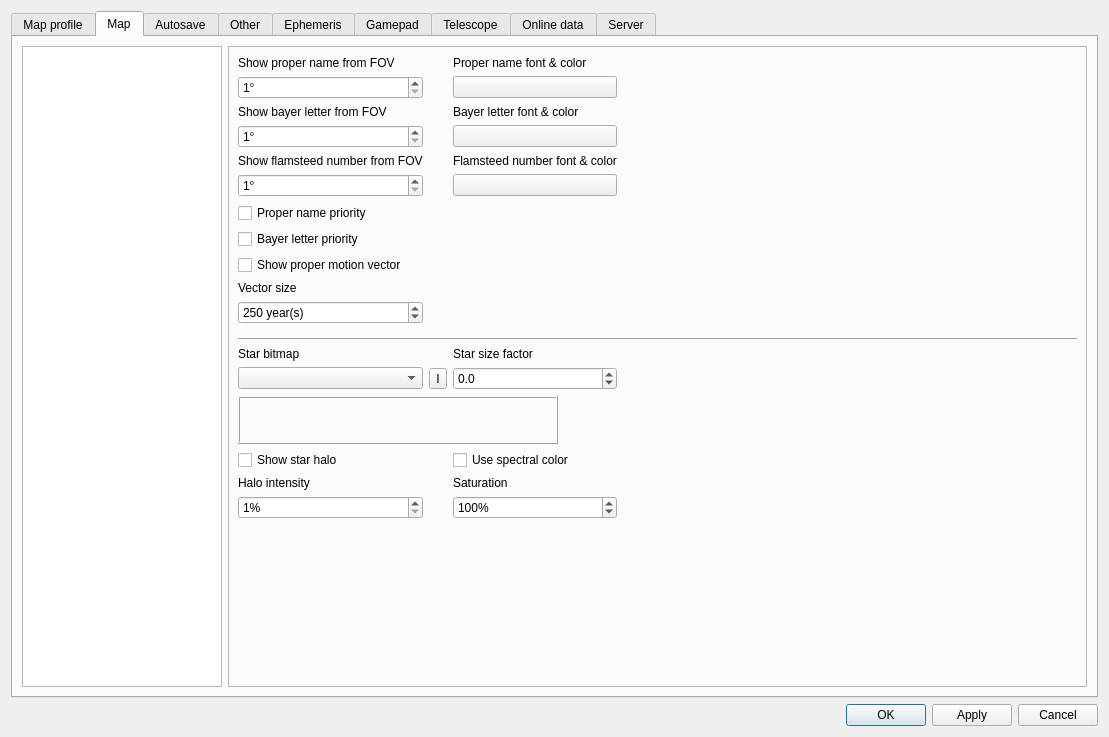
First picture: the form in csetting.ui, repository PavelMr/skytechx, before the edit.
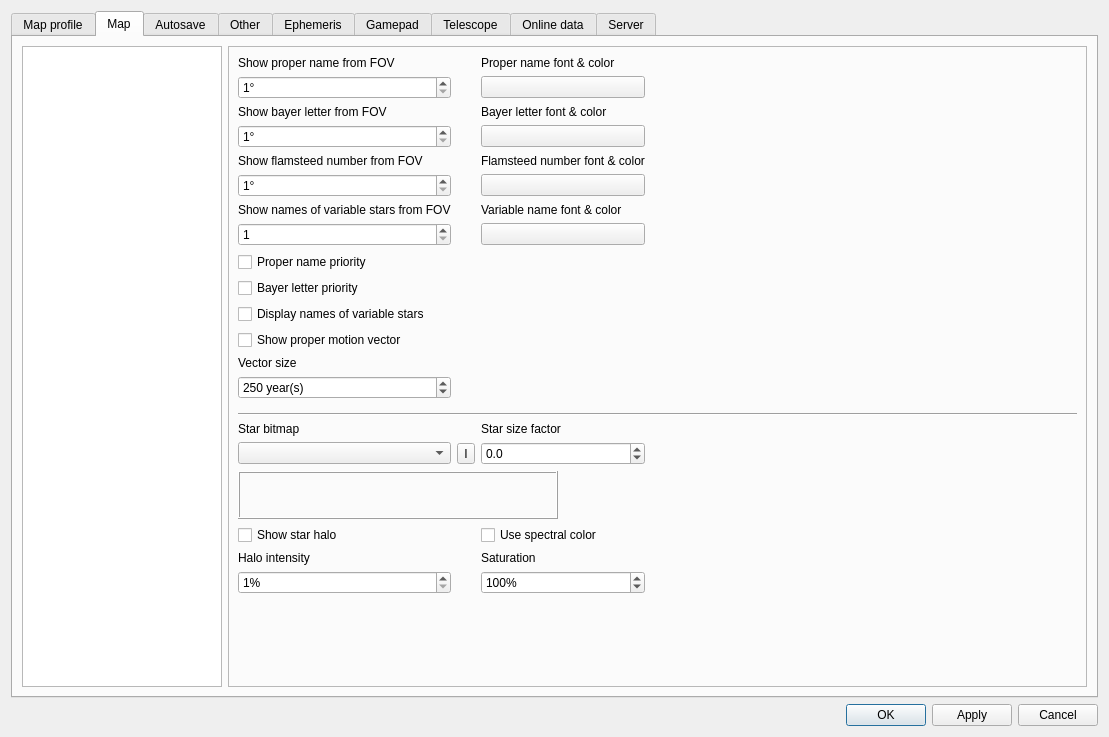
Second picture: the form after the edit. The open tabs and pages were chosen to show the change. Custom widgets are drawn as their Qt base class.

Diff of the .ui file:
```diff
--- a/csetting.ui
+++ b/csetting.ui
@@ -180,81 +180,151 @@
             <layout class="QVBoxLayout" name="verticalLayout_18">
              <item>
               <layout class="QGridLayout" name="gridLayout_2">
-               <item row="21" column="0">
-                <spacer name="verticalSpacer_4">
-                 <property name="orientation">
-                  <enum>Qt::Vertical</enum>
-                 </property>
-                 <property name="sizeHint" stdset="0">
-                  <size>
-                   <width>20</width>
-                   <height>40</height>
-                  </size>
-                 </property>
-                </spacer>
-               </item>
-               <item row="8" column="0">
-                <widget class="QCheckBox" name="cb_properMotion">
-                 <property name="text">
-                  <string>Show proper motion vector</string>
-                 </property>
-                </widget>
-               </item>
-               <item row="16" column="2">
-                <widget class="QDoubleSpinBox" name="doubleSpinBox_30">
-                 <property name="decimals">
-                  <number>1</number>
-                 </property>
-                 <property name="minimum">
-                  <double>-5.000000000000000</double>
-                 </property>
-                 <property name="maximum">
-                  <double>5.000000000000000</double>
-                 </property>
-                 <property name="singleStep">
-                  <double>0.500000000000000</double>
-                 </property>
-                </widget>
-               </item>
-               <item row="16" column="1">
-                <widget class="QToolButton" name="toolButton_2">
+               <item row="22" column="0">
+                <widget class="QCheckBox" name="checkBox_20">
                  <property name="toolTip">
                   <string>Show star bitmap</string>
                  </property>
                  <property name="text">
-                  <string>I</string>
+                  <string>Show star halo</string>
                  </property>
                 </widget>
                </item>
-               <item row="9" column="0">
-                <widget class="QLabel" name="label_100">
+               <item row="19" column="0">
+                <widget class="QLabel" name="label_4">
                  <property name="text">
-                  <string>Vector size</string>
+                  <string>Star bitmap</string>
                  </property>
                 </widget>
                </item>
-               <item row="7" column="0">
-                <widget class="QCheckBox" name="checkBox">
-                 <property name="text">
-                  <string>Bayer letter priority</string>
-                 </property>
-                </widget>
-               </item>
-               <item row="12" column="0" colspan="7">
-                <widget class="Line" name="line_4">
-                 <property name="orientation">
-                  <enum>Qt::Horizontal</enum>
-                 </property>
-                </widget>
-               </item>
-               <item row="15" column="2">
+               <item row="19" column="2">
                 <widget class="QLabel" name="label_61">
                  <property name="text">
                   <string>Star size factor</string>
                  </property>
                 </widget>
                </item>
-               <item row="16" column="6">
+               <item row="16" column="0" colspan="7">
+                <widget class="Line" name="line_4">
+                 <property name="orientation">
+                  <enum>Qt::Horizontal</enum>
+                 </property>
+                </widget>
+               </item>
+               <item row="4" column="0">
+                <widget class="QLabel" name="label_3">
+                 <property name="text">
+                  <string>Show flamsteed number from FOV</string>
+                 </property>
+                </widget>
+               </item>
+               <item row="22" column="2">
+                <widget class="QCheckBox" name="checkBox_3">
+                 <property name="text">
+                  <string>Use spectral color</string>
+                 </property>
+                </widget>
+               </item>
+               <item row="23" column="2">
+                <widget class="QLabel" name="label_110">
+                 <property name="text">
+                  <string>Saturation</string>
+                 </property>
+                </widget>
+               </item>
+               <item row="24" column="2">
+                <widget class="QSpinBox" name="spinBox_5">
+                 <property name="suffix">
+                  <string>%</string>
+                 </property>
+                 <property name="prefix">
+                  <string/>
+                 </property>
+                 <property name="maximum">
+                  <number>200</number>
+                 </property>
+                 <property name="singleStep">
+                  <number>10</number>
+                 </property>
+                 <property name="value">
+                  <number>100</number>
+                 </property>
+                </widget>
+               </item>
+               <item row="4" column="2">
+                <widget class="QLabel" name="label_7">
+                 <property name="text">
+                  <string>Flamsteed number font &amp; color</string>
+                 </property>
+                </widget>
+               </item>
+               <item row="3" column="2">
+                <widget class="CFontColorButton" name="pushButton_5">
+                 <property name="text">
+                  <string/>
+                 </property>
+                </widget>
+               </item>
+               <item row="0" column="2">
+                <widget class="QLabel" name="label_5">
+                 <property name="text">
+                  <string>Proper name font &amp; color</string>
+                 </property>
+                </widget>
+               </item>
+               <item row="2" column="2">
+                <widget class="QLabel" name="label_6">
+                 <property name="text">
+                  <string>Bayer letter font &amp; color</string>
+                 </property>
+                </widget>
+               </item>
+               <item row="1" column="2">
+                <widget class="CFontColorButton" name="pushButton_4">
+                 <property name="text">
+                  <string/>
+                 </property>
+                </widget>
+               </item>
+               <item row="21" column="0" colspan="3">
+                <widget class="CStarExample" name="frame_2">
+                 <property name="sizePolicy">
+                  <sizepolicy hsizetype="Fixed" vsizetype="Fixed">
+                   <horstretch>0</horstretch>
+                   <verstretch>0</verstretch>
+                  </sizepolicy>
+                 </property>
+                 <property name="minimumSize">
+                  <size>
+                   <width>320</width>
+                   <height>48</height>
+                  </size>
+                 </property>
+                 <property name="frameShape">
+                  <enum>QFrame::Box</enum>
+                 </property>
+                 <property name="frameShadow">
+                  <enum>QFrame::Raised</enum>
+                 </property>
+                </widget>
+               </item>
+               <item row="3" column="0">
+                <widget class="QDoubleSpinBox" name="doubleSpinBox_2">
+                 <property name="suffix">
+                  <string>°</string>
+                 </property>
+                 <property name="decimals">
+                  <number>0</number>
+                 </property>
+                 <property name="minimum">
+                  <double>1.000000000000000</double>
+                 </property>
+                 <property name="maximum">
+                  <double>180.000000000000000</double>
+                 </property>
+                </widget>
+               </item>
+               <item row="20" column="6">
                 <spacer name="horizontalSpacer_6">
                  <property name="orientation">
                   <enum>Qt::Horizontal</enum>
@@ -267,55 +337,53 @@
                  </property>
                 </spacer>
                </item>
-               <item row="16" column="0">
-                <widget class="QComboBox" name="comboBox">
-                 <property name="iconSize">
-                  <size>
-                   <width>24</width>
-                   <height>24</height>
-                  </size>
-                 </property>
-                </widget>
-               </item>
-               <item row="5" column="0">
-                <widget class="QDoubleSpinBox" name="doubleSpinBox_3">
-                 <property name="suffix">
-                  <string>°</string>
-                 </property>
-                 <property name="decimals">
-                  <number>0</number>
-                 </property>
-                 <property name="minimum">
-                  <double>1.000000000000000</double>
-                 </property>
-                 <property name="maximum">
-                  <double>90.000000000000000</double>
-                 </property>
-                </widget>
-               </item>
-               <item row="1" column="0">
-                <widget class="QDoubleSpinBox" name="doubleSpinBox">
-                 <property name="suffix">
-                  <string>°</string>
-                 </property>
-                 <property name="decimals">
-                  <number>0</number>
-                 </property>
-                 <property name="minimum">
-                  <double>1.000000000000000</double>
-                 </property>
-                 <property name="maximum">
-                  <double>90.000000000000000</double>
-                 </property>
-                </widget>
-               </item>
-               <item row="19" column="0">
+               <item row="23" column="0">
                 <widget class="QLabel" name="label_114">
                  <property name="text">
                   <string>Halo intensity</string>
                  </property>
                 </widget>
                </item>
+               <item row="13" column="0">
+                <widget class="QLabel" name="label_100">
+                 <property name="text">
+                  <string>Vector size</string>
+                 </property>
+                </widget>
+               </item>
+               <item row="9" column="0">
+                <widget class="QCheckBox" name="checkBox">
+                 <property name="text">
+                  <string>Bayer letter priority</string>
+                 </property>
+                </widget>
+               </item>
+               <item row="20" column="1">
+                <widget class="QToolButton" name="toolButton_2">
+                 <property name="toolTip">
+                  <string>Show star bitmap</string>
+                 </property>
+                 <property name="text">
+                  <string>I</string>
+                 </property>
+                </widget>
+               </item>
+               <item row="1" column="0">
+                <widget class="QDoubleSpinBox" name="doubleSpinBox">
+                 <property name="suffix">
+                  <string>°</string>
+                 </property>
+                 <property name="decimals">
+                  <number>0</number>
+                 </property>
+                 <property name="minimum">
+                  <double>1.000000000000000</double>
+                 </property>
+                 <property name="maximum">
+                  <double>180.000000000000000</double>
+                 </property>
+                </widget>
+               </item>
                <item row="0" column="0">
                 <widget class="QLabel" name="label">
                  <property name="text">
@@ -323,13 +391,42 @@
                  </property>
                 </widget>
                </item>
-               <item row="15" column="0">
-                <widget class="QLabel" name="label_4">
+               <item row="20" column="2">
+                <widget class="QDoubleSpinBox" name="doubleSpinBox_30">
+                 <property name="decimals">
+                  <number>1</number>
+                 </property>
+                 <property name="minimum">
+                  <double>-5.000000000000000</double>
+                 </property>
+                 <property name="maximum">
+                  <double>5.000000000000000</double>
+                 </property>
+                 <property name="singleStep">
+                  <double>0.500000000000000</double>
+                 </property>
+                </widget>
+               </item>
+               <item row="11" column="0">
+                <widget class="QCheckBox" name="cb_properMotion">
                  <property name="text">
-                  <string>Star bitmap</string>
+                  <string>Show proper motion vector</string>
                  </property>
                 </widget>
                </item>
+               <item row="25" column="0">
+                <spacer name="verticalSpacer_4">
+                 <property name="orientation">
+                  <enum>Qt::Vertical</enum>
+                 </property>
+                 <property name="sizeHint" stdset="0">
+                  <size>
+                   <width>20</width>
+                   <height>40</height>
+                  </size>
+                 </property>
+                </spacer>
+               </item>
                <item row="2" column="0">
                 <widget class="QLabel" name="label_2">
                  <property name="text">
@@ -337,7 +434,39 @@
                  </property>
                 </widget>
                </item>
-               <item row="10" column="0">
+               <item row="24" column="0">
+                <widget class="QSpinBox" name="spinBox_6">
+                 <property name="suffix">
+                  <string>%</string>
+                 </property>
+                 <property name="minimum">
+                  <number>1</number>
+                 </property>
+                 <property name="maximum">
+                  <number>100</number>
+                 </property>
+                 <property name="singleStep">
+                  <number>10</number>
+                 </property>
+                </widget>
+               </item>
+               <item row="5" column="0">
+                <widget class="QDoubleSpinBox" name="doubleSpinBox_3">
+                 <property name="suffix">
+                  <string>°</string>
+                 </property>
+                 <property name="decimals">
+                  <number>0</number>
+                 </property>
+                 <property name="minimum">
+                  <double>1.000000000000000</double>
+                 </property>
+                 <property name="maximum">
+                  <double>180.000000000000000</double>
+                 </property>
+                </widget>
+               </item>
+               <item row="14" column="0">
                 <widget class="QSpinBox" name="sb_pmYears">
                  <property name="suffix">
                   <string> year(s)</string>
@@ -356,14 +485,7 @@
                  </property>
                 </widget>
                </item>
-               <item row="6" column="0">
-                <widget class="QCheckBox" name="checkBox_2">
-                 <property name="text">
-                  <string>Proper name priority</string>
-                 </property>
-                </widget>
-               </item>
-               <item row="11" column="0">
+               <item row="15" column="0">
                 <spacer name="verticalSpacer_13">
                  <property name="orientation">
                   <enum>Qt::Vertical</enum>
@@ -380,43 +502,45 @@
                 </spacer>
                </item>
                <item row="20" column="0">
-                <widget class="QSpinBox" name="spinBox_6">
-                 <property name="suffix">
-                  <string>%</string>
+                <widget class="QComboBox" name="comboBox">
+                 <property name="iconSize">
+                  <size>
+                   <width>24</width>
+                   <height>24</height>
+                  </size>
                  </property>
-                 <property name="minimum">
-                  <number>1</number>
-                 </property>
-                 <property name="maximum">
-                  <number>100</number>
-                 </property>
-                 <property name="singleStep">
-                  <number>10</number>
-                 </property>
                 </widget>
                </item>
-               <item row="4" column="0">
-                <widget class="QLabel" name="label_3">
+               <item row="8" column="0">
+                <widget class="QCheckBox" name="checkBox_2">
                  <property name="text">
-                  <string>Show flamsteed number from FOV</string>
+                  <string>Proper name priority</string>
                  </property>
                 </widget>
                </item>
-               <item row="18" column="0">
-                <widget class="QCheckBox" name="checkBox_20">
-                 <property name="toolTip">
-                  <string>Draw halo at bright stars </string>
+               <item row="10" column="0">
+                <widget class="QCheckBox" name="checkBox_25">
+                 <property name="text">
+                  <string>Display names of variable stars</string>
                  </property>
+                </widget>
+               </item>
+               <item row="0" column="5">
+                <widget class="QLabel" name="label_131">
                  <property name="text">
-                  <string>Show star halo</string>
+                  <string/>
                  </property>
                 </widget>
                </item>
-               <item row="3" column="0">
-                <widget class="QDoubleSpinBox" name="doubleSpinBox_2">
-                 <property name="suffix">
-                  <string>°</string>
+               <item row="6" column="0">
+                <widget class="QLabel" name="label_132">
+                 <property name="text">
+                  <string>Show names of variable stars from FOV</string>
                  </property>
+                </widget>
+               </item>
+               <item row="7" column="0">
+                <widget class="QDoubleSpinBox" name="doubleSpinBox_43">
                  <property name="decimals">
                   <number>0</number>
                  </property>
@@ -424,64 +548,14 @@
                   <double>1.000000000000000</double>
                  </property>
                  <property name="maximum">
-                  <double>90.000000000000000</double>
+                  <double>180.000000000000000</double>
                  </property>
                 </widget>
                </item>
-               <item row="17" column="0" colspan="3">
-                <widget class="CStarExample" name="frame_2">
-                 <property name="sizePolicy">
-                  <sizepolicy hsizetype="Fixed" vsizetype="Fixed">
-                   <horstretch>0</horstretch>
-                   <verstretch>0</verstretch>
-                  </sizepolicy>
-                 </property>
-                 <property name="minimumSize">
-                  <size>
-                   <width>320</width>
-                   <height>48</height>
-                  </size>
-                 </property>
-                 <property name="frameShape">
-                  <enum>QFrame::Box</enum>
-                 </property>
-                 <property name="frameShadow">
-                  <enum>QFrame::Raised</enum>
-                 </property>
-                </widget>
-               </item>
-               <item row="0" column="2">
-                <widget class="QLabel" name="label_5">
+               <item row="6" column="2">
+                <widget class="QLabel" name="label_133">
                  <property name="text">
-                  <string>Proper name font &amp; color</string>
-                 </property>
-                </widget>
-               </item>
-               <item row="1" column="2">
-                <widget class="CFontColorButton" name="pushButton_4">
-                 <property name="text">
-                  <string/>
-                 </property>
-                </widget>
-               </item>
-               <item row="2" column="2">
-                <widget class="QLabel" name="label_6">
-                 <property name="text">
-                  <string>Bayer letter font &amp; color</string>
-                 </property>
-                </widget>
-               </item>
-               <item row="3" column="2">
-                <widget class="CFontColorButton" name="pushButton_5">
-                 <property name="text">
-                  <string/>
-                 </property>
-                </widget>
-               </item>
-               <item row="4" column="2">
-                <widget class="QLabel" name="label_7">
-                 <property name="text">
-                  <string>Flamsteed number font &amp; color</string>
+                  <string>Variable name font &amp; color</string>
                  </property>
                 </widget>
                </item>
@@ -492,36 +566,10 @@
                  </property>
                 </widget>
                </item>
-               <item row="20" column="2">
-                <widget class="QSpinBox" name="spinBox_5">
-                 <property name="suffix">
-                  <string>%</string>
-                 </property>
-                 <property name="prefix">
+               <item row="7" column="2">
+                <widget class="CFontColorButton" name="pushButton_73">
+                 <property name="text">
                   <string/>
-                 </property>
-                 <property name="maximum">
-                  <number>200</number>
-                 </property>
-                 <property name="singleStep">
-                  <number>10</number>
-                 </property>
-                 <property name="value">
-                  <number>100</number>
-                 </property>
-                </widget>
-               </item>
-               <item row="19" column="2">
-                <widget class="QLabel" name="label_110">
-                 <property name="text">
-                  <string>Saturation</string>
-                 </property>
-                </widget>
-               </item>
-               <item row="18" column="2">
-                <widget class="QCheckBox" name="checkBox_3">
-                 <property name="text">
-                  <string>Use spectral color</string>
                  </property>
                 </widget>
                </item>
```
Left out of the diff: 4 changed lines with no effect on the pictures.
